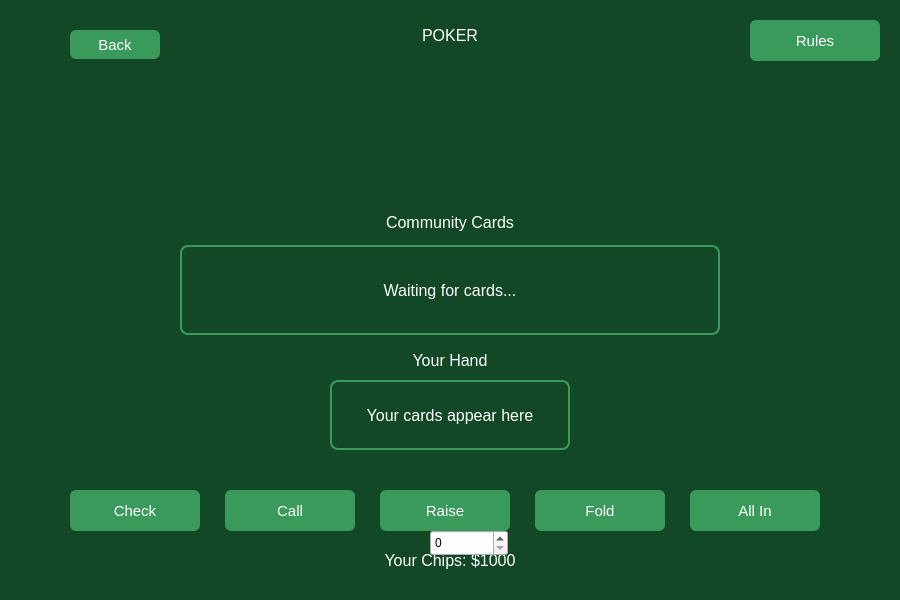
This is pokerwindow.ui in lwray3/3307Project_2 as Qt 5 draws it before an edit. The edited form follows.
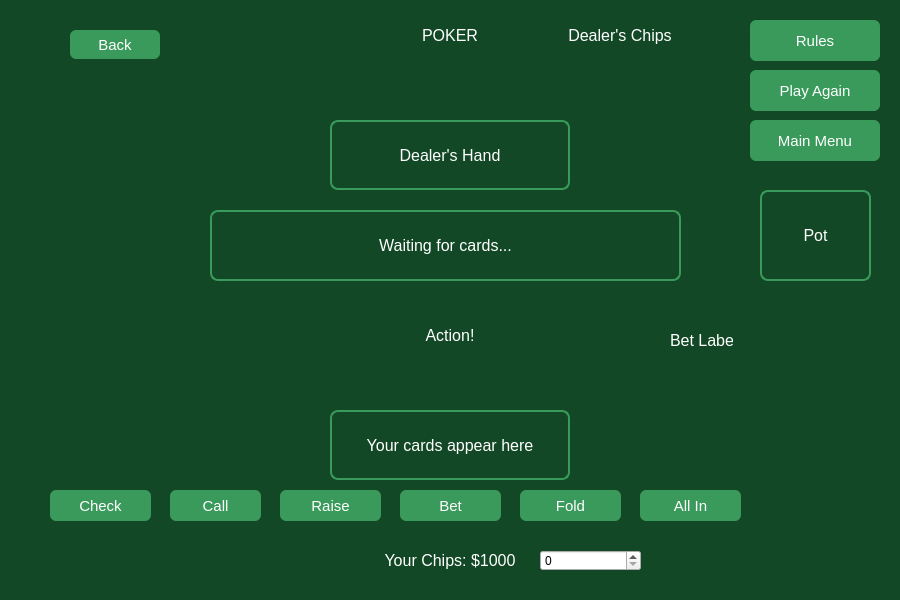
This is the edited form.

What changed in the file:
```diff
--- a/pokerwindow.ui
+++ b/pokerwindow.ui
@@ -64,7 +64,7 @@
     </rect>
    </property>
    <property name="text">
-    <string>Community Cards</string>
+    <string/>
    </property>
    <property name="alignment">
     <set>Qt::AlignmentFlag::AlignCenter</set>
@@ -73,10 +73,10 @@
   <widget class="QLabel" name="CommunityCardsDisplay">
    <property name="geometry">
     <rect>
-     <x>180</x>
-     <y>245</y>
-     <width>540</width>
-     <height>90</height>
+     <x>210</x>
+     <y>210</y>
+     <width>471</width>
+     <height>71</height>
     </rect>
    </property>
    <property name="styleSheet">
@@ -92,27 +92,11 @@
     <set>Qt::AlignmentFlag::AlignCenter</set>
    </property>
   </widget>
-  <widget class="QLabel" name="PlayerHandLabel">
-   <property name="geometry">
-    <rect>
-     <x>350</x>
-     <y>345</y>
-     <width>200</width>
-     <height>30</height>
-    </rect>
-   </property>
-   <property name="text">
-    <string>Your Hand</string>
-   </property>
-   <property name="alignment">
-    <set>Qt::AlignmentFlag::AlignCenter</set>
-   </property>
-  </widget>
-  <widget class="QLabel" name="PlayerHandDisplay">
+  <widget class="QLabel" name="playerHandLabel">
    <property name="geometry">
     <rect>
      <x>330</x>
-     <y>380</y>
+     <y>410</y>
      <width>240</width>
      <height>70</height>
     </rect>
@@ -133,10 +117,10 @@
   <widget class="QPushButton" name="CheckButton">
    <property name="geometry">
     <rect>
-     <x>70</x>
+     <x>50</x>
      <y>490</y>
-     <width>130</width>
-     <height>41</height>
+     <width>101</width>
+     <height>31</height>
     </rect>
    </property>
    <property name="text">
@@ -146,10 +130,10 @@
   <widget class="QPushButton" name="CallButton">
    <property name="geometry">
     <rect>
-     <x>225</x>
+     <x>170</x>
      <y>490</y>
-     <width>130</width>
-     <height>41</height>
+     <width>91</width>
+     <height>31</height>
     </rect>
    </property>
    <property name="text">
@@ -159,10 +143,10 @@
   <widget class="QPushButton" name="RaiseButton">
    <property name="geometry">
     <rect>
-     <x>380</x>
+     <x>280</x>
      <y>490</y>
-     <width>130</width>
-     <height>41</height>
+     <width>101</width>
+     <height>31</height>
     </rect>
    </property>
    <property name="text">
@@ -172,10 +156,10 @@
   <widget class="QPushButton" name="FoldButton">
    <property name="geometry">
     <rect>
-     <x>535</x>
+     <x>520</x>
      <y>490</y>
-     <width>130</width>
-     <height>41</height>
+     <width>101</width>
+     <height>31</height>
     </rect>
    </property>
    <property name="text">
@@ -185,10 +169,10 @@
   <widget class="QPushButton" name="AllInButton">
    <property name="geometry">
     <rect>
-     <x>690</x>
+     <x>640</x>
      <y>490</y>
-     <width>130</width>
-     <height>41</height>
+     <width>101</width>
+     <height>31</height>
     </rect>
    </property>
    <property name="text">
@@ -224,17 +208,7 @@
     <string>Rules</string>
    </property>
   </widget>
-  <widget class="QSpinBox" name="RaiseSpinBox">
-   <property name="geometry">
-    <rect>
-     <x>430</x>
-     <y>530</y>
-     <width>78</width>
-     <height>26</height>
-    </rect>
-   </property>
-  </widget>
-  <widget class="QPushButton" name="Back">
+  <widget class="QPushButton" name="Back_Button">
    <property name="geometry">
     <rect>
      <x>70</x>
@@ -247,7 +221,145 @@
     <string>Back</string>
    </property>
   </widget>
-  <zorder>Back</zorder>
+  <widget class="QLabel" name="actionLabel">
+   <property name="geometry">
+    <rect>
+     <x>350</x>
+     <y>320</y>
+     <width>200</width>
+     <height>30</height>
+    </rect>
+   </property>
+   <property name="text">
+    <string>Action!</string>
+   </property>
+   <property name="alignment">
+    <set>Qt::AlignmentFlag::AlignCenter</set>
+   </property>
+  </widget>
+  <widget class="QLabel" name="dealerChipsLabel">
+   <property name="geometry">
+    <rect>
+     <x>520</x>
+     <y>20</y>
+     <width>200</width>
+     <height>30</height>
+    </rect>
+   </property>
+   <property name="text">
+    <string>Dealer's Chips</string>
+   </property>
+   <property name="alignment">
+    <set>Qt::AlignmentFlag::AlignCenter</set>
+   </property>
+  </widget>
+  <widget class="QLabel" name="dealerHandLabel">
+   <property name="geometry">
+    <rect>
+     <x>330</x>
+     <y>120</y>
+     <width>240</width>
+     <height>70</height>
+    </rect>
+   </property>
+   <property name="styleSheet">
+    <string notr="true">
+        border: 2px solid #399a5b;
+        border-radius: 8px;
+    </string>
+   </property>
+   <property name="text">
+    <string>Dealer's Hand</string>
+   </property>
+   <property name="alignment">
+    <set>Qt::AlignmentFlag::AlignCenter</set>
+   </property>
+  </widget>
+  <widget class="QLabel" name="potLabel">
+   <property name="geometry">
+    <rect>
+     <x>760</x>
+     <y>190</y>
+     <width>111</width>
+     <height>91</height>
+    </rect>
+   </property>
+   <property name="styleSheet">
+    <string notr="true">
+        border: 2px solid #399a5b;
+        border-radius: 8px;
+    </string>
+   </property>
+   <property name="text">
+    <string>Pot</string>
+   </property>
+   <property name="alignment">
+    <set>Qt::AlignmentFlag::AlignCenter</set>
+   </property>
+  </widget>
+  <widget class="QPushButton" name="playAgainButton">
+   <property name="geometry">
+    <rect>
+     <x>750</x>
+     <y>70</y>
+     <width>130</width>
+     <height>41</height>
+    </rect>
+   </property>
+   <property name="text">
+    <string>Play Again</string>
+   </property>
+  </widget>
+  <widget class="QPushButton" name="mainMenuButton">
+   <property name="geometry">
+    <rect>
+     <x>750</x>
+     <y>120</y>
+     <width>130</width>
+     <height>41</height>
+    </rect>
+   </property>
+   <property name="text">
+    <string>Main Menu</string>
+   </property>
+  </widget>
+  <widget class="QPushButton" name="BetButton">
+   <property name="geometry">
+    <rect>
+     <x>400</x>
+     <y>490</y>
+     <width>101</width>
+     <height>31</height>
+    </rect>
+   </property>
+   <property name="text">
+    <string>Bet</string>
+   </property>
+  </widget>
+  <widget class="QSpinBox" name="raiseAmountSpinBox">
+   <property name="geometry">
+    <rect>
+     <x>540</x>
+     <y>550</y>
+     <width>101</width>
+     <height>21</height>
+    </rect>
+   </property>
+  </widget>
+  <widget class="QLabel" name="playerBetLabel">
+   <property name="geometry">
+    <rect>
+     <x>670</x>
+     <y>330</y>
+     <width>63</width>
+     <height>20</height>
+    </rect>
+   </property>
+   <property name="text">
+    <string>Bet Label</string>
+   </property>
+  </widget>
+  <zorder>Back_Button</zorder>
   <zorder>TitleLabel</zorder>
   <zorder>CommunityCardsLabel</zorder>
   <zorder>CommunityCardsDisplay</zorder>
```
Left out of the diff: 17 changed lines with no effect on the pictures.
